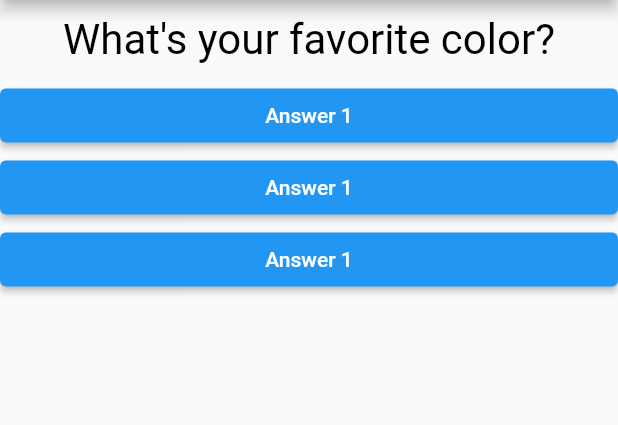
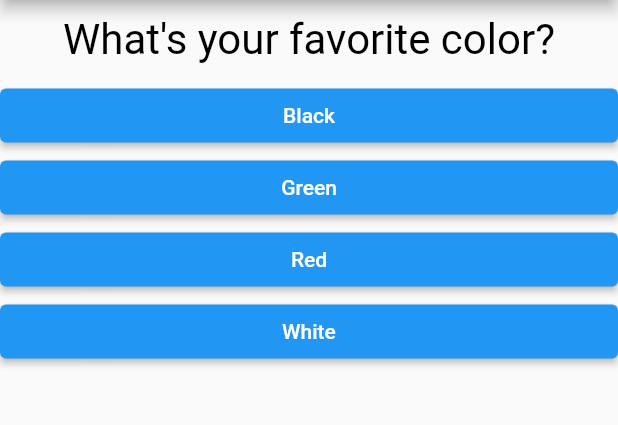
Before and after one commit to ShivamP96/Flutter-quiz-app, a Flutter app: the screen it shows after launch, on a phone screen of 412 x 824 dp, the part 84-509 px from its top. Run offline on Flutter 3.47's test engine with Material 2 defaults, Android fonts, the phone set to English and light mode, and no system bars.

Commit message:
add in spread operator for list of answers

```diff
--- a/lib/answer.dart
+++ b/lib/answer.dart
@@ -3,7 +3,9 @@ import 'package:flutter/material.dart';
 class Answer extends StatelessWidget {
   // could also be a of type VoidCallback
   final Function selectHandler;
-  Answer(this.selectHandler);
+  final String answerText;
+  Answer(this.selectHandler, this.answerText);
+
   @override
   Widget build(BuildContext context) {
     return Container(
@@ -11,8 +13,9 @@ class Answer extends StatelessWidget {
       child: ElevatedButton(
         style: ButtonStyle(
           backgroundColor: MaterialStateProperty.all(Colors.blue),
+          foregroundColor: MaterialStateProperty.all(Colors.white),
         ),
-        child: Text('Answer 1'),
+        child: Text(answerText),
         // passing the name of the function not the result
         onPressed: selectHandler,
       ),
--- a/lib/main.dart
+++ b/lib/main.dart
@@ -45,8 +45,18 @@ class _MyAppState extends State<MyApp> {
   @override
   Widget build(BuildContext context) {
     var questions = [
-      'What\'s your favorite color?',
-      'What\'s your favorite animal?',
+      {
+        'questionText': 'What\'s your favorite color?',
+        'answers': ['Black', 'Green', 'Red', 'White'],
+      },
+      {
+        'questionText': 'What\'s your favorite animal?',
+        'answers': ['Rabbit', 'Snake', 'Elephant', 'Lion'],
+      },
+      {
+        'questionText': 'What\'s your favorite food?',
+        'answers': ['Pizza', 'Tacos', 'Donuts', 'Carrots'],
+      },
     ];
     return MaterialApp(
       // home is named argument, text is a positional argument
@@ -56,11 +66,12 @@ class _MyAppState extends State<MyApp> {
         ),
         body: Column(children: [
           Question(
-            questions[_questionIndex],
+            questions[_questionIndex]['questionText'],
           ),
-          Answer(_answerQuestion),
-          Answer(_answerQuestion),
-          Answer(_answerQuestion),
+          ...(questions[_questionIndex]['answers'] as List<String>)
+              .map((answer) {
+            return Answer(_answerQuestion, answer);
+          }).toList()
         ]),
       ),
     );
```
